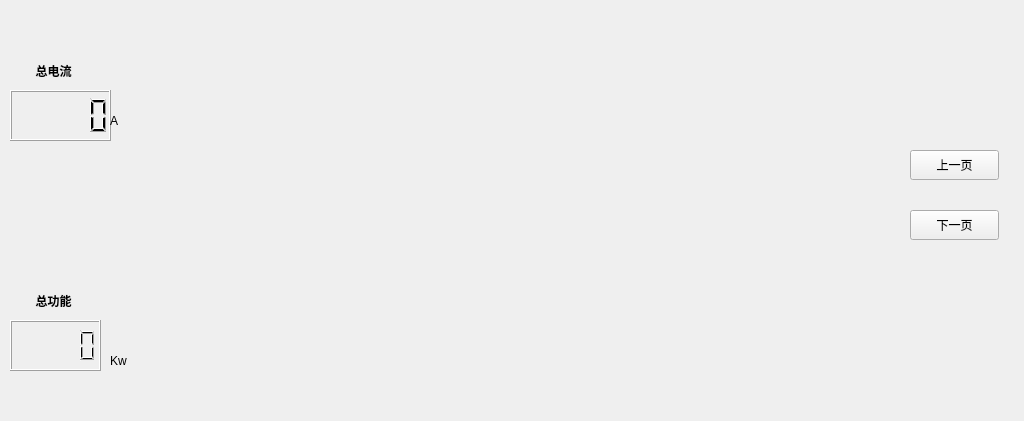
Above: BusBar-Qt/home/homewid.ui from luozhiyong131/BusBar before the change. Below: the same form after it.
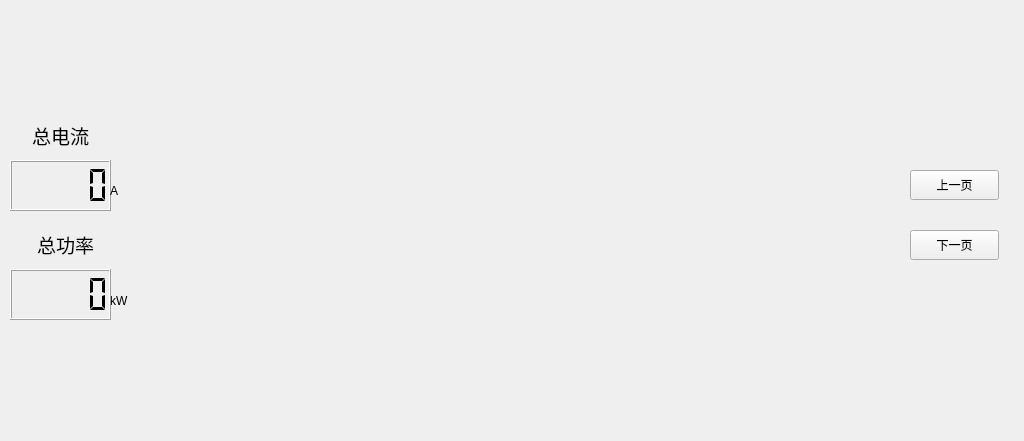
That is the form after the change. Icons and pictures are not drawn.

The edit to the form file:
```diff
--- a/BusBar-Qt/home/homewid.ui
+++ b/BusBar-Qt/home/homewid.ui
@@ -7,7 +7,7 @@
     <x>0</x>
     <y>0</y>
     <width>1024</width>
-    <height>421</height>
+    <height>441</height>
    </rect>
   </property>
   <property name="windowTitle">
@@ -16,8 +16,8 @@
   <widget class="QWidget" name="widget_1" native="true">
    <property name="geometry">
     <rect>
-     <x>210</x>
-     <y>10</y>
+     <x>240</x>
+     <y>54</y>
      <width>96</width>
      <height>96</height>
     </rect>
@@ -29,8 +29,8 @@
   <widget class="QWidget" name="widget_2" native="true">
    <property name="geometry">
     <rect>
-     <x>200</x>
-     <y>310</y>
+     <x>240</x>
+     <y>300</y>
      <width>96</width>
      <height>96</height>
     </rect>
@@ -42,8 +42,8 @@
   <widget class="QWidget" name="widget_3" native="true">
    <property name="geometry">
     <rect>
-     <x>350</x>
-     <y>10</y>
+     <x>390</x>
+     <y>54</y>
      <width>96</width>
      <height>96</height>
     </rect>
@@ -55,8 +55,8 @@
   <widget class="QWidget" name="widget_4" native="true">
    <property name="geometry">
     <rect>
-     <x>350</x>
-     <y>310</y>
+     <x>390</x>
+     <y>300</y>
      <width>96</width>
      <height>96</height>
     </rect>
@@ -68,8 +68,8 @@
   <widget class="QWidget" name="widget_5" native="true">
    <property name="geometry">
     <rect>
-     <x>510</x>
-     <y>10</y>
+     <x>560</x>
+     <y>54</y>
      <width>96</width>
      <height>96</height>
     </rect>
@@ -81,8 +81,8 @@
   <widget class="QWidget" name="widget_6" native="true">
    <property name="geometry">
     <rect>
-     <x>510</x>
-     <y>310</y>
+     <x>550</x>
+     <y>300</y>
      <width>96</width>
      <height>96</height>
     </rect>
@@ -94,8 +94,8 @@
   <widget class="QWidget" name="widget_7" native="true">
    <property name="geometry">
     <rect>
-     <x>670</x>
-     <y>10</y>
+     <x>730</x>
+     <y>54</y>
      <width>96</width>
      <height>96</height>
     </rect>
@@ -107,8 +107,8 @@
   <widget class="QWidget" name="widget_8" native="true">
    <property name="geometry">
     <rect>
-     <x>680</x>
-     <y>310</y>
+     <x>720</x>
+     <y>300</y>
      <width>96</width>
      <height>96</height>
     </rect>
@@ -120,8 +120,8 @@
   <widget class="QWidget" name="widget_9" native="true">
    <property name="geometry">
     <rect>
-     <x>850</x>
-     <y>10</y>
+     <x>890</x>
+     <y>54</y>
      <width>96</width>
      <height>96</height>
     </rect>
@@ -133,8 +133,8 @@
   <widget class="QWidget" name="widget_10" native="true">
    <property name="geometry">
     <rect>
-     <x>850</x>
-     <y>310</y>
+     <x>890</x>
+     <y>300</y>
      <width>96</width>
      <height>96</height>
     </rect>
@@ -147,7 +147,7 @@
    <property name="geometry">
     <rect>
      <x>910</x>
-     <y>210</y>
+     <y>230</y>
      <width>89</width>
      <height>30</height>
     </rect>
@@ -160,7 +160,7 @@
    <property name="geometry">
     <rect>
      <x>910</x>
-     <y>150</y>
+     <y>170</y>
      <width>89</width>
      <height>30</height>
     </rect>
@@ -173,15 +173,18 @@
    <property name="geometry">
     <rect>
      <x>20</x>
-     <y>60</y>
-     <width>67</width>
-     <height>21</height>
+     <y>120</y>
+     <width>81</width>
+     <height>31</height>
     </rect>
    </property>
    <property name="font">
     <font>
-     <weight>75</weight>
-     <bold>true</bold>
+     <family>AR PL UKai CN</family>
+     <pointsize>14</pointsize>
+     <weight>50</weight>
+     <bold>false</bold>
+     <stylestrategy>PreferAntialias</stylestrategy>
     </font>
    </property>
    <property name="text">
@@ -195,19 +198,21 @@
    <property name="geometry">
     <rect>
      <x>20</x>
-     <y>290</y>
-     <width>67</width>
-     <height>21</height>
+     <y>229</y>
+     <width>91</width>
+     <height>31</height>
     </rect>
    </property>
    <property name="font">
     <font>
-     <weight>75</weight>
-     <bold>true</bold>
+     <family>AR PL UKai CN</family>
+     <pointsize>14</pointsize>
+     <weight>50</weight>
+     <bold>false</bold>
     </font>
    </property>
    <property name="text">
-    <string>总功能</string>
+    <string>总功率</string>
    </property>
    <property name="alignment">
     <set>Qt::AlignCenter</set>
@@ -217,7 +222,7 @@
    <property name="geometry">
     <rect>
      <x>10</x>
-     <y>90</y>
+     <y>160</y>
      <width>101</width>
      <height>51</height>
     </rect>
@@ -229,12 +234,15 @@
      <bold>true</bold>
     </font>
    </property>
+   <property name="segmentStyle">
+    <enum>QLCDNumber::Flat</enum>
+   </property>
   </widget>
   <widget class="QLabel" name="label_3">
    <property name="geometry">
     <rect>
      <x>110</x>
-     <y>110</y>
+     <y>180</y>
      <width>21</width>
      <height>21</height>
     </rect>
@@ -247,21 +255,21 @@
    <property name="geometry">
     <rect>
      <x>110</x>
-     <y>350</y>
+     <y>290</y>
      <width>41</width>
      <height>21</height>
     </rect>
    </property>
    <property name="text">
-    <string>Kw</string>
+    <string>kW</string>
    </property>
   </widget>
   <widget class="QLCDNumber" name="powLcd">
    <property name="geometry">
     <rect>
      <x>10</x>
-     <y>320</y>
-     <width>91</width>
+     <y>269</y>
+     <width>101</width>
      <height>51</height>
     </rect>
    </property>
@@ -271,12 +279,15 @@
      <bold>true</bold>
     </font>
    </property>
+   <property name="segmentStyle">
+    <enum>QLCDNumber::Flat</enum>
+   </property>
   </widget>
   <widget class="QWidget" name="widget" native="true">
    <property name="geometry">
     <rect>
      <x>130</x>
-     <y>110</y>
+     <y>130</y>
      <width>761</width>
      <height>191</height>
     </rect>
```
